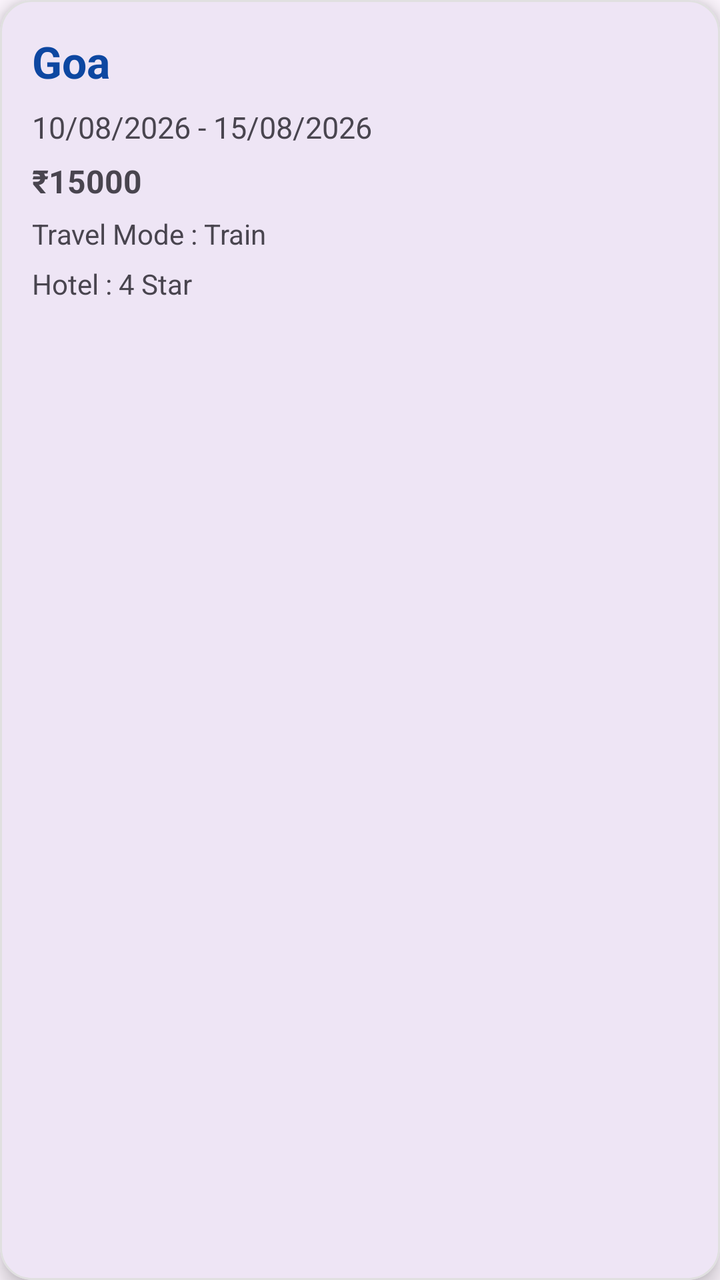
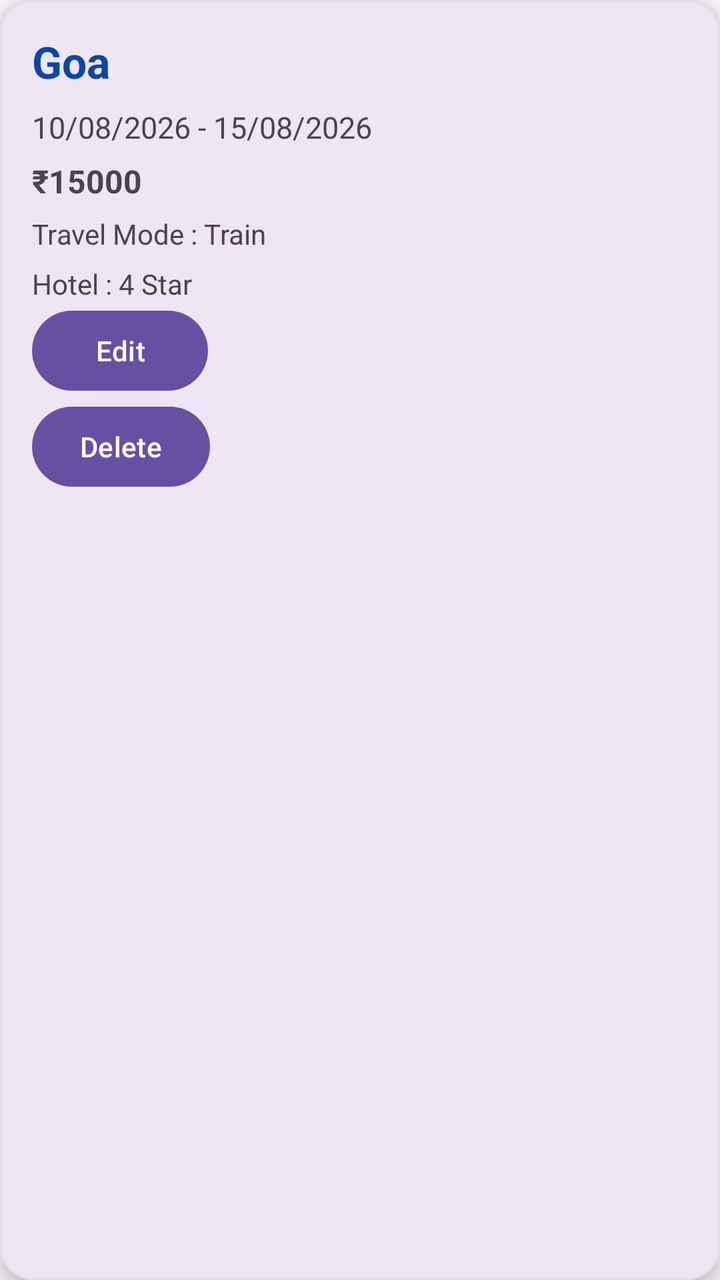

Two renders of the same Android screen: before a commit and after it. Below are the layout's source before the change and the commit's diff.
<!-- AndroidManifest.xml: application theme Theme.AITravelPlanner -->
<!-- res/layout/trip_item.xml -->
<?xml version="1.0" encoding="utf-8"?>
<com.google.android.material.card.MaterialCardView
    xmlns:android="http://schemas.android.com/apk/res/android"
    xmlns:app="http://schemas.android.com/apk/res-auto"

    android:layout_width="match_parent"
    android:layout_height="wrap_content"
    android:layout_margin="10dp"

    app:cardCornerRadius="16dp"
    app:cardElevation="6dp"
    app:strokeWidth="1dp"
    app:strokeColor="#E0E0E0">

    <LinearLayout
        android:layout_width="match_parent"
        android:layout_height="wrap_content"
        android:orientation="vertical"
        android:padding="16dp">

        <TextView
            android:id="@+id/tvDestination"
            android:layout_width="wrap_content"
            android:layout_height="wrap_content"
            android:text="Goa"
            android:textSize="22sp"
            android:textStyle="bold"
            android:textColor="#0D47A1"/>

        <TextView
            android:id="@+id/tvDate"
            android:layout_width="wrap_content"
            android:layout_height="wrap_content"
            android:text="10/08/2026 - 15/08/2026"
            android:textSize="15sp"
            android:layout_marginTop="8dp"/>

        <TextView
            android:id="@+id/tvBudget"
            android:layout_width="wrap_content"
            android:layout_height="wrap_content"
            android:text="₹15000"
            android:textStyle="bold"
            android:textSize="16sp"
            android:layout_marginTop="6dp"/>

        <TextView
            android:id="@+id/tvTravelMode"
            android:layout_width="wrap_content"
            android:layout_height="wrap_content"
            android:text="Travel Mode : Train"
            android:layout_marginTop="6dp"/>

        <TextView
            android:id="@+id/tvHotel"
            android:layout_width="wrap_content"
            android:layout_height="wrap_content"
            android:text="Hotel : 4 Star"
            android:layout_marginTop="6dp"/>

    </LinearLayout>

</com.google.android.material.card.MaterialCardView>
<!-- resources referenced by this layout -->
<resources>
  <style name="Theme.AITravelPlanner" parent="Base.Theme.AITravelPlanner" />
  <style name="Base.Theme.AITravelPlanner" parent="Theme.Material3.DayNight.NoActionBar">
          
          
      </style>
</resources>

<!-- the commit's change to res/layout/trip_item.xml (unified diff, before → after) -->
@@ -58,6 +58,18 @@
             android:text="Hotel : 4 Star"
             android:layout_marginTop="6dp"/>
 
+        <Button
+            android:id="@+id/btnEditTrip"
+            android:layout_width="wrap_content"
+            android:layout_height="wrap_content"
+            android:text="Edit"/>
+
+        <Button
+            android:id="@+id/btnDeleteTrip"
+            android:layout_width="wrap_content"
+            android:layout_height="wrap_content"
+            android:text="Delete"/>
+
     </LinearLayout>
 
 </com.google.android.material.card.MaterialCardView>
